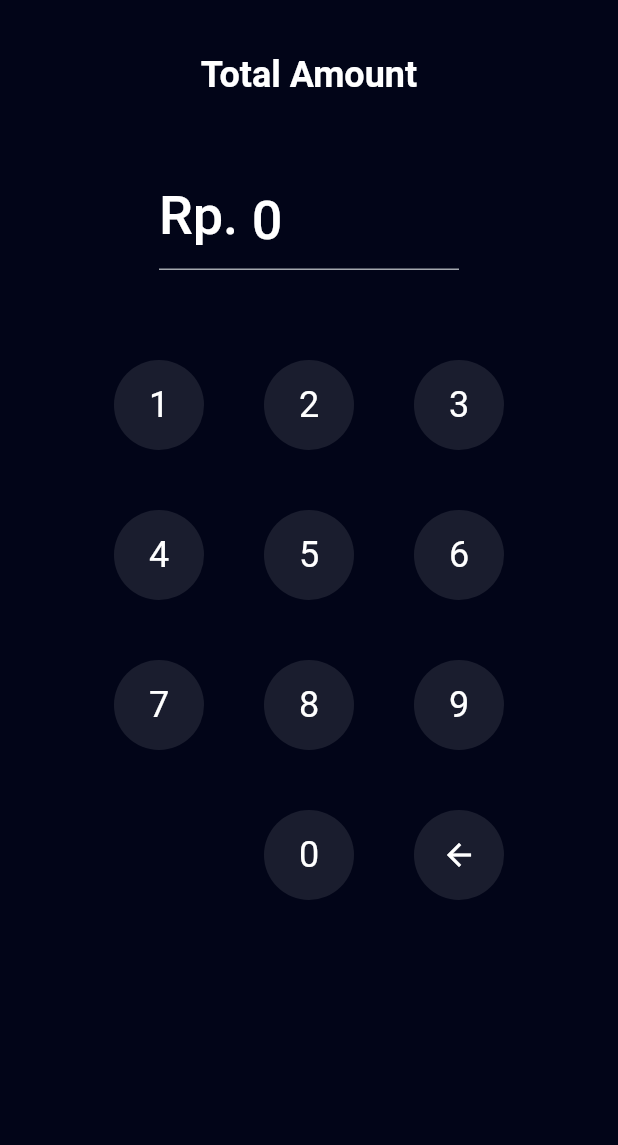
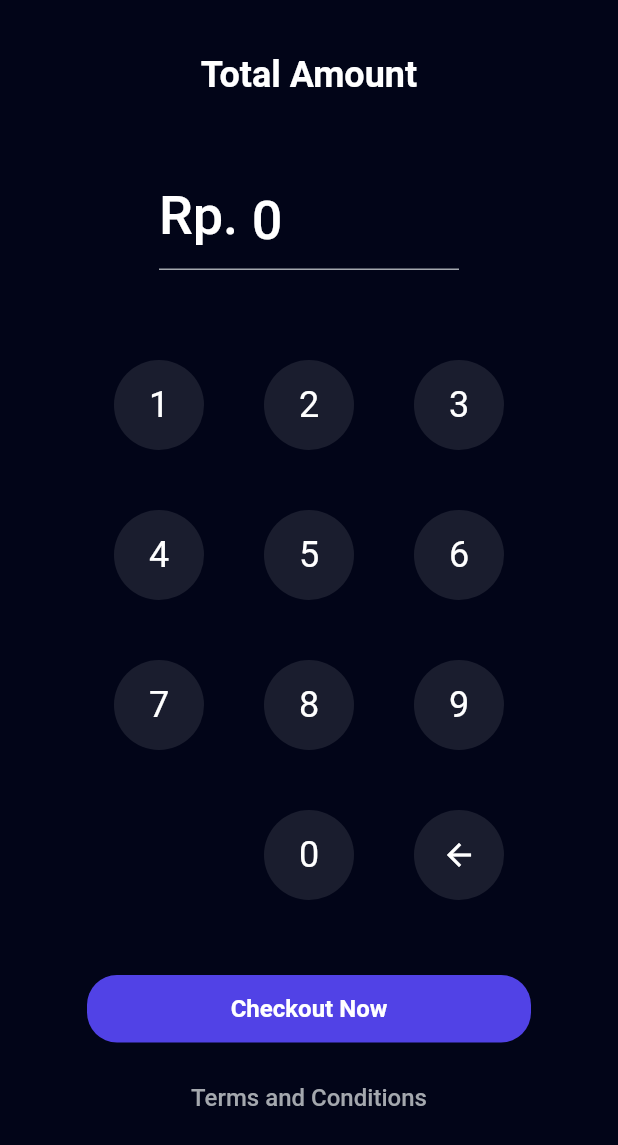
Before and after one commit to syahrizal-alisadikin/flutter_learning_bank_bwa, a Flutter app: the TopupAmountPage screen opened by its route, on a phone screen of 412 x 824 dp. Shown: the top 1145 px of the screen. Run offline on Flutter 3.47's test engine with Material 2 defaults, Android fonts, the light colour scheme and no system bars; our stand-ins replace carousel_slider, get.

Commit message:
update fix top amunt

```diff
--- a/lib/ui/pages/sign_in_page.dart
+++ b/lib/ui/pages/sign_in_page.dart
@@ -105,7 +105,8 @@ class _SignInPageState extends State<SignInPage> {
                 '/register',
                 (route) => false,
               );
-              }),
+            },
+          ),
         ],
       ),
     );
--- a/lib/ui/pages/topup_amount_page.dart
+++ b/lib/ui/pages/topup_amount_page.dart
@@ -161,6 +161,23 @@ class _TopupAmountPageState extends State<TopupAmountPage> {
               ],
             ),
           ),
+          const SizedBox(
+            height: 50,
+          ),
+          CustomeFilledButton(
+            title: "Checkout Now",
+            onPressed: () {},
+          ),
+          const SizedBox(
+            height: 25,
+          ),
+          CustomTextButton(
+            title: "Terms and Conditions",
+            onPressed: () {},
+          ),
+          const SizedBox(
+            height: 50,
+          ),
         ],
       ),
     );
```
Lines whose indentation alone changed are shown as unchanged.
